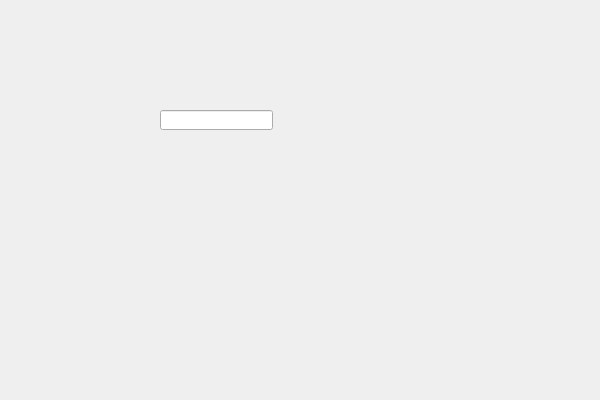
This is QtClassLibrary/QtClassLibrary.ui in Lilith90s/QtClassLibrary as Qt 5 draws it before an edit. The edited form follows.
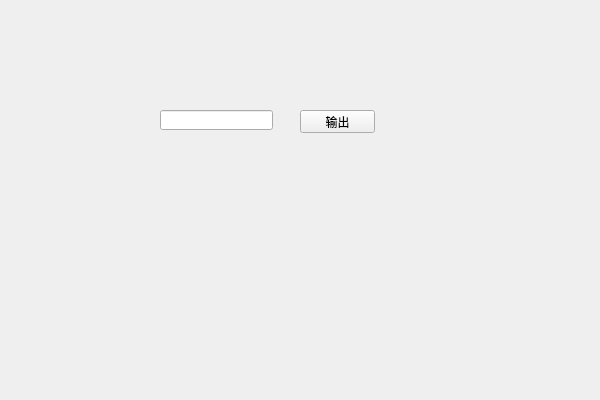
This is the edited form. Custom widgets are drawn as their Qt base class.

```diff
--- a/QtClassLibrary/QtClassLibrary.ui
+++ b/QtClassLibrary/QtClassLibrary.ui
@@ -23,6 +23,19 @@
     </rect>
    </property>
   </widget>
+  <widget class="QPushButton" name="testButton">
+   <property name="geometry">
+    <rect>
+     <x>300</x>
+     <y>110</y>
+     <width>75</width>
+     <height>23</height>
+    </rect>
+   </property>
+   <property name="text">
+    <string>输出</string>
+   </property>
+  </widget>
  </widget>
  <layoutdefault spacing="6" margin="11"/>
  <customwidgets>
```
